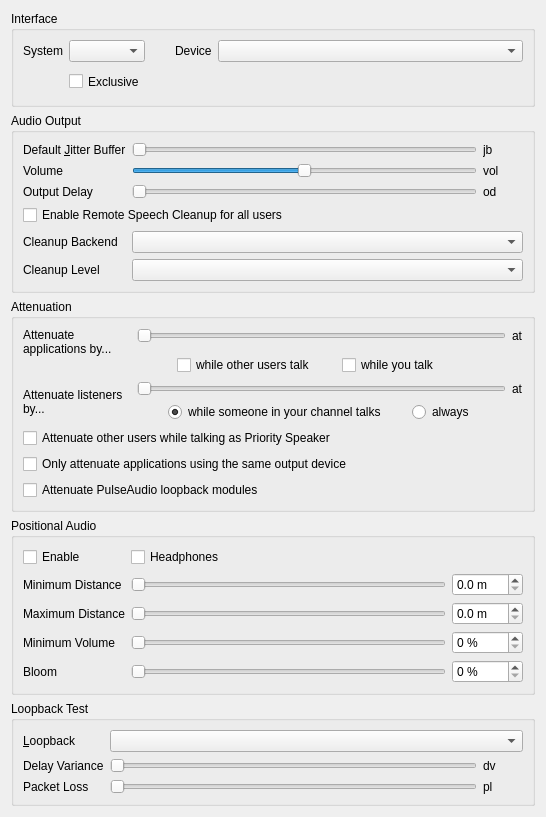
This is src/mumble/AudioOutput.ui in dankmaster/mumble as Qt 5 draws it before an edit. The edited form follows.
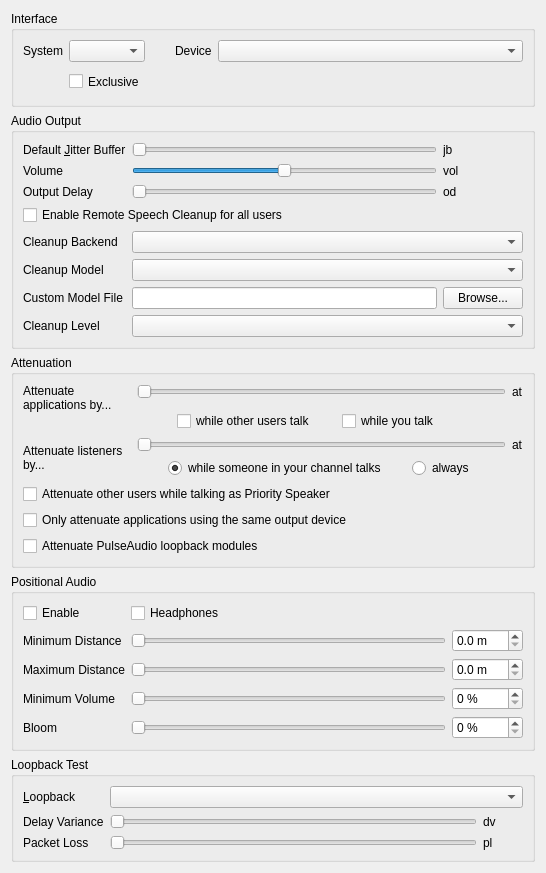
This is the edited form. Custom widgets are drawn as their Qt base class.

Commit message: Add speech cleanup backends and WebRTC AEC

Diff of the .ui file:
```diff
--- a/src/mumble/AudioOutput.ui
+++ b/src/mumble/AudioOutput.ui
@@ -300,6 +300,56 @@
        </widget>
       </item>
       <item row="5" column="0">
+       <widget class="QLabel" name="qlRemoteSpeechCleanupModel">
+        <property name="text">
+         <string>Cleanup Model</string>
+        </property>
+        <property name="buddy">
+         <cstring>qcbRemoteSpeechCleanupModel</cstring>
+        </property>
+       </widget>
+      </item>
+      <item row="5" column="1" colspan="2">
+       <widget class="QComboBox" name="qcbRemoteSpeechCleanupModel">
+        <property name="toolTip">
+         <string>Select which packaged model to use for the chosen receive-side speech cleanup backend.</string>
+        </property>
+        <property name="whatsThis">
+         <string>&lt;b&gt;Cleanup model&lt;/b&gt;&lt;br /&gt;Chooses the model variant used by the selected receive-side speech cleanup backend.</string>
+        </property>
+        <property name="accessibleName">
+         <string>Remote speech cleanup model</string>
+        </property>
+       </widget>
+      </item>
+      <item row="6" column="0">
+       <widget class="QLabel" name="qlRemoteSpeechCleanupModelPath">
+        <property name="text">
+         <string>Custom Model File</string>
+        </property>
+        <property name="buddy">
+         <cstring>qleRemoteSpeechCleanupModelPath</cstring>
+        </property>
+       </widget>
+      </item>
+      <item row="6" column="1">
+       <widget class="QLineEdit" name="qleRemoteSpeechCleanupModelPath">
+        <property name="toolTip">
+         <string>Path to a custom RNNoise weights blob file for remote speech cleanup.</string>
+        </property>
+        <property name="accessibleName">
+         <string>Remote speech cleanup custom model path</string>
+        </property>
+       </widget>
+      </item>
+      <item row="6" column="2">
+       <widget class="QPushButton" name="qpbRemoteSpeechCleanupModelPathBrowse">
+        <property name="text">
+         <string>Browse...</string>
+        </property>
+       </widget>
+      </item>
+      <item row="7" column="0">
        <widget class="QLabel" name="qlRemoteSpeechCleanupPreset">
         <property name="text">
          <string>Cleanup Level</string>
@@ -309,7 +359,7 @@
         </property>
        </widget>
       </item>
-      <item row="5" column="1" colspan="2">
+      <item row="7" column="1" colspan="2">
        <widget class="QComboBox" name="qcbRemoteSpeechCleanupPreset">
         <property name="toolTip">
          <string>Controls how strongly remote speech cleanup is mixed into incoming speech.</string>
```
Left out of the diff: 6 changed lines with no effect on the pictures. The commit also changes 73 other files.
